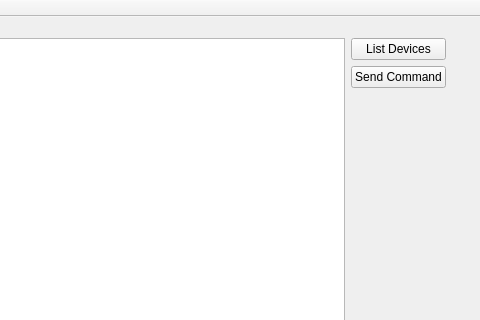
First picture: the form in IOT/FakeDevice/fakedevice.ui, repository cyril0108/samidevice, before the edit; both pictures show x 174 to 654 and y 0 to 320 of the 654 by 580 pixel window.
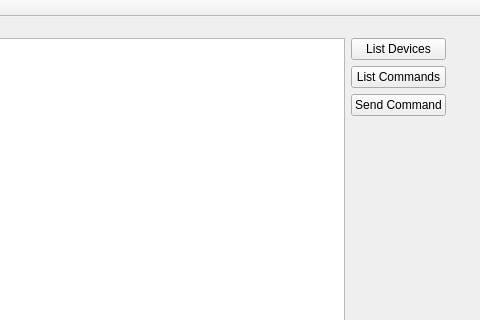
Second picture: the form after the edit.

Commit message: fake device => monitor

```diff
--- a/IOT/FakeDevice/fakedevice.ui
+++ b/IOT/FakeDevice/fakedevice.ui
@@ -36,6 +36,13 @@
          </property>
         </widget>
        </item>
+       <item>
+        <widget class="QPushButton" name="listCommandBtn">
+         <property name="text">
+          <string>List Commands</string>
+         </property>
+        </widget>
+       </item>
        <item>
         <widget class="QPushButton" name="sendCmdBtn">
          <property name="text">
```
The commit also changes 2 other files.
